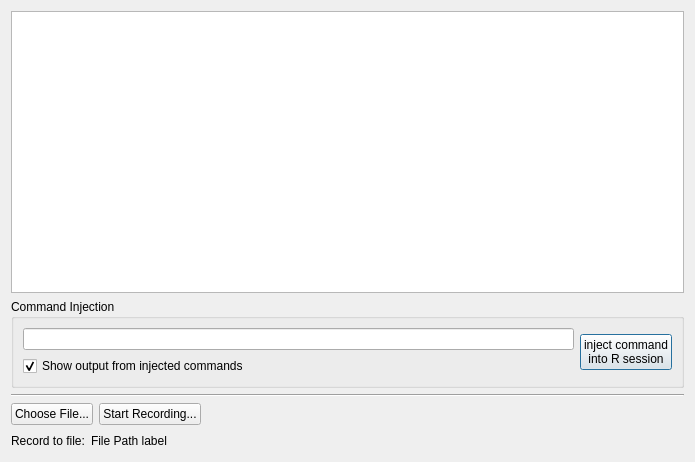
The window that rlog_dlg.ui (gdietz/OpenMEE) describes before a commit, drawn with Qt 5.
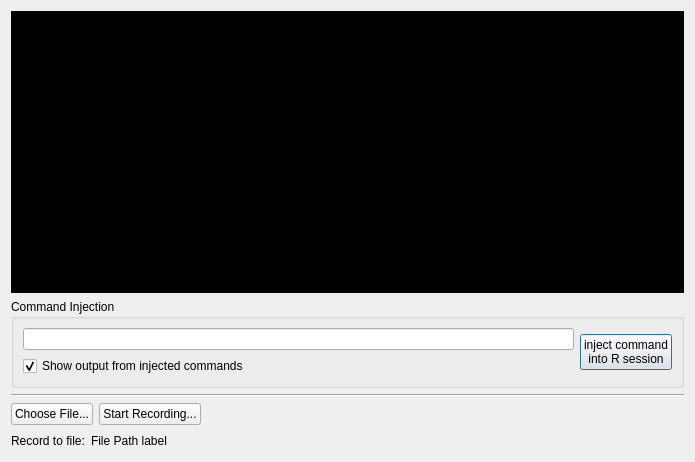
The same window after the commit.

Commit message: play with color in r terminal

Patch:
```diff
--- a/rlog_dlg.ui
+++ b/rlog_dlg.ui
@@ -16,6 +16,10 @@
   <layout class="QVBoxLayout" name="verticalLayout">
    <item>
     <widget class="QPlainTextEdit" name="plainTextEdit">
+     <property name="styleSheet">
+      <string notr="true">background-color: rgb(0, 0, 0);
+color: rgb(0, 255, 0);</string>
+     </property>
      <property name="lineWrapMode">
       <enum>QPlainTextEdit::NoWrap</enum>
      </property>
```
The commit also changes 1 other file.
